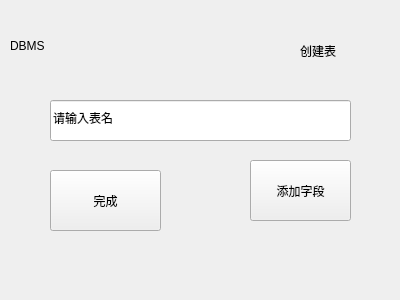
Above: creattable.ui from jy-080610/DBMS before the change. Below: the same form after it.
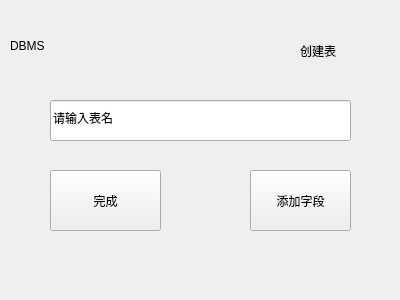
That is the form after the change.

Diff of the .ui file:
```diff
--- a/creattable.ui
+++ b/creattable.ui
@@ -33,7 +33,7 @@
    <property name="geometry">
     <rect>
      <x>250</x>
-     <y>160</y>
+     <y>170</y>
      <width>101</width>
      <height>61</height>
     </rect>
```
